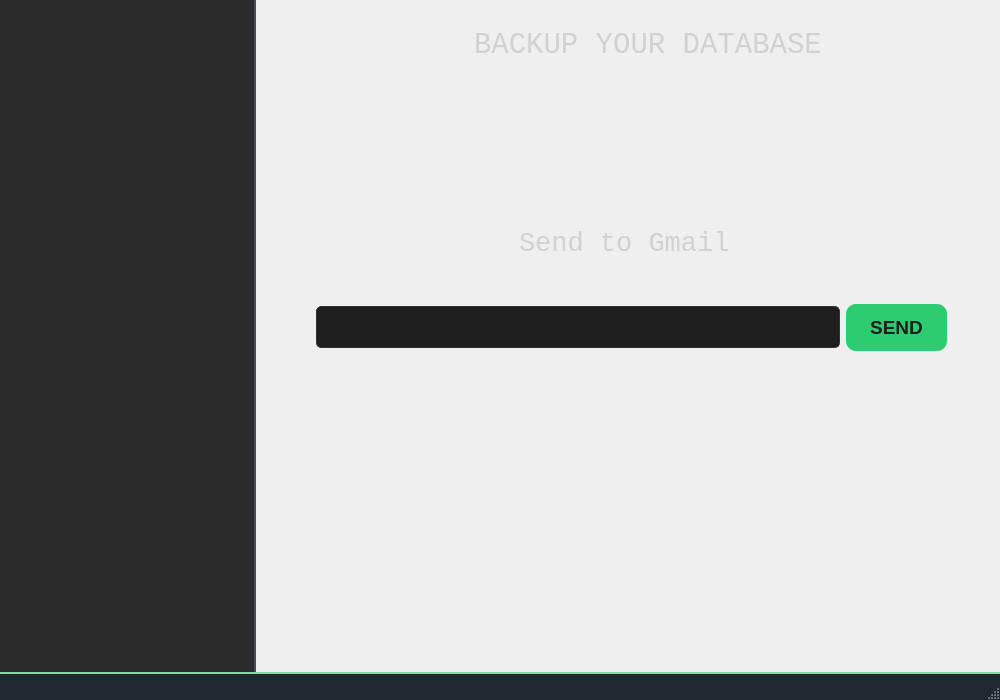
minnesangg/Cerberus, file forms/mainwindow.ui: the form before one commit.
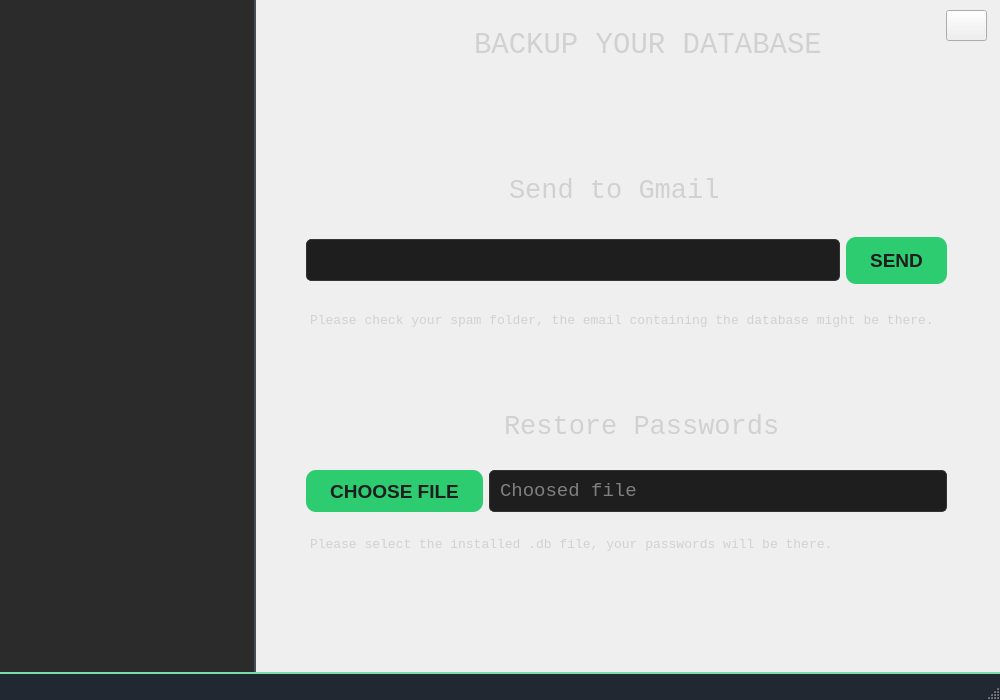
The form after the commit. The open tabs and pages were chosen to show the change. Icons and pictures are not drawn.

Commit message: added option to restore passwords from .db file

Patch:
```diff
--- a/forms/mainwindow.ui
+++ b/forms/mainwindow.ui
@@ -1734,10 +1734,10 @@
        <widget class="QWidget" name="verticalLayoutWidget_7">
         <property name="geometry">
          <rect>
-          <x>60</x>
-          <y>200</y>
-          <width>631</width>
-          <height>151</height>
+          <x>50</x>
+          <y>160</y>
+          <width>641</width>
+          <height>201</height>
          </rect>
         </property>
         <layout class="QVBoxLayout" name="sendGmailLayout">
@@ -1834,8 +1834,190 @@
            </item>
           </layout>
          </item>
+         <item>
+          <widget class="QLabel" name="checkSpamLabel">
+           <property name="font">
+            <font>
+             <family>Monospace</family>
+             <pointsize>10</pointsize>
+            </font>
+           </property>
+           <property name="styleSheet">
+            <string notr="true">QLabel {
+    color: #d1d1d1; 
+    margin-bottom: 10px; 
+}</string>
+           </property>
+           <property name="text">
+            <string>Please check your spam folder, the email containing the database might be there.</string>
+           </property>
+          </widget>
+         </item>
         </layout>
        </widget>
+       <widget class="QWidget" name="verticalLayoutWidget_8">
+        <property name="geometry">
+         <rect>
+          <x>50</x>
+          <y>400</y>
+          <width>641</width>
+          <height>181</height>
+         </rect>
+        </property>
+        <layout class="QVBoxLayout" name="restorePasswordLayout">
+         <item>
+          <layout class="QHBoxLayout" name="restorePassLabelLayout">
+           <property name="leftMargin">
+            <number>190</number>
+           </property>
+           <item>
+            <widget class="QLabel" name="restorePassLabel">
+             <property name="font">
+              <font>
+               <family>Monospace</family>
+               <pointsize>20</pointsize>
+              </font>
+             </property>
+             <property name="styleSheet">
+              <string notr="true">QLabel {
+    color: #d1d1d1; 
+    margin-bottom: 10px; 
+}</string>
+             </property>
+             <property name="text">
+              <string>Restore Passwords</string>
+             </property>
+            </widget>
+           </item>
+          </layout>
+         </item>
+         <item>
+          <layout class="QHBoxLayout" name="choosePassLayout">
+           <item>
+            <widget class="QPushButton" name="chooseFileButton">
+             <property name="font">
+              <font>
+               <family>Cantarell</family>
+               <pointsize>14</pointsize>
+               <bold>true</bold>
+              </font>
+             </property>
+             <property name="cursor">
+              <cursorShape>PointingHandCursor</cursorShape>
+             </property>
+             <property name="styleSheet">
+              <string notr="true">QPushButton {
+    background-color: #2ECC71;
+    color: #1e1e1e; 
+    font-weight: bold;
+    border: none;
+    padding: 12px 24px;
+    border-radius: 10px;
+    min-width: 10px;
+    min-height: 5px; 
+    box-shadow: 0 4px 8px rgba(0, 0, 0, 0.1);
+    transition: background-color 0.3s, box-shadow 0.3s;
+}
+
+QPushButton:hover {
+    background-color: #5bbd88;
+    box-shadow: 0 6px 12px rgba(0, 0, 0, 0.2);
+}
+
+QPushButton:pressed {
+    background-color: #4aa97a;
+    box-shadow: none;
+}
+
+</string>
+             </property>
+             <property name="text">
+              <string>CHOOSE FILE</string>
+             </property>
+            </widget>
+           </item>
+           <item>
+            <widget class="QLineEdit" name="gmailLine_2">
+             <property name="font">
+              <font>
+               <family>Monospace</family>
+               <pointsize>14</pointsize>
+              </font>
+             </property>
+             <property name="styleSheet">
+              <string notr="true">QLineEdit {
+    background-color: #1E1E1E;
+    border: 1px solid #333;
+    padding: 8px;
+    border-radius: 5px;
+    color: #E0E0E0;
+}
+</string>
+             </property>
+             <property name="readOnly">
+              <bool>true</bool>
+             </property>
+             <property name="placeholderText">
+              <string>Choosed file</string>
+             </property>
+            </widget>
+           </item>
+          </layout>
+         </item>
+         <item>
+          <widget class="QLabel" name="checkSpamLabel_2">
+           <property name="font">
+            <font>
+             <family>Monospace</family>
+             <pointsize>10</pointsize>
+            </font>
+           </property>
+           <property name="styleSheet">
+            <string notr="true">QLabel {
+    color: #d1d1d1; 
+    margin-bottom: 10px; 
+}</string>
+           </property>
+           <property name="text">
+            <string>Please select the installed .db file, your passwords will be there.</string>
+           </property>
+          </widget>
+         </item>
+        </layout>
+       </widget>
+       <widget class="QPushButton" name="backupInfoButton">
+        <property name="geometry">
+         <rect>
+          <x>690</x>
+          <y>10</y>
+          <width>41</width>
+          <height>31</height>
+         </rect>
+        </property>
+        <property name="cursor">
+         <cursorShape>PointingHandCursor</cursorShape>
+        </property>
+        <property name="styleSheet">
+         <string notr="true">QLineEdit {
+    background-color: #424242; 
+    border: 1px solid #3c3c3c; 
+    color: #d1d1d1;
+    font-size: 16px;
+    padding: 12px;
+    border-radius: 10px;
+	selection-background-color: transparent;
+    transition: border-color 0.3s;
+}
+
+QLineEdit:focus {
+    border-color: #6fcf97; 
+    box-shadow: 0 0 5px rgba(111, 207, 151, 0.5);
+}</string>
+        </property>
+        <property name="text">
+         <string/>
+        </property>
+       </widget>
       </widget>
       <widget class="QWidget" name="settingsPage">
        <layout class="QFormLayout" name="formLayout_2"/>
```
The commit also changes 7 other files.
